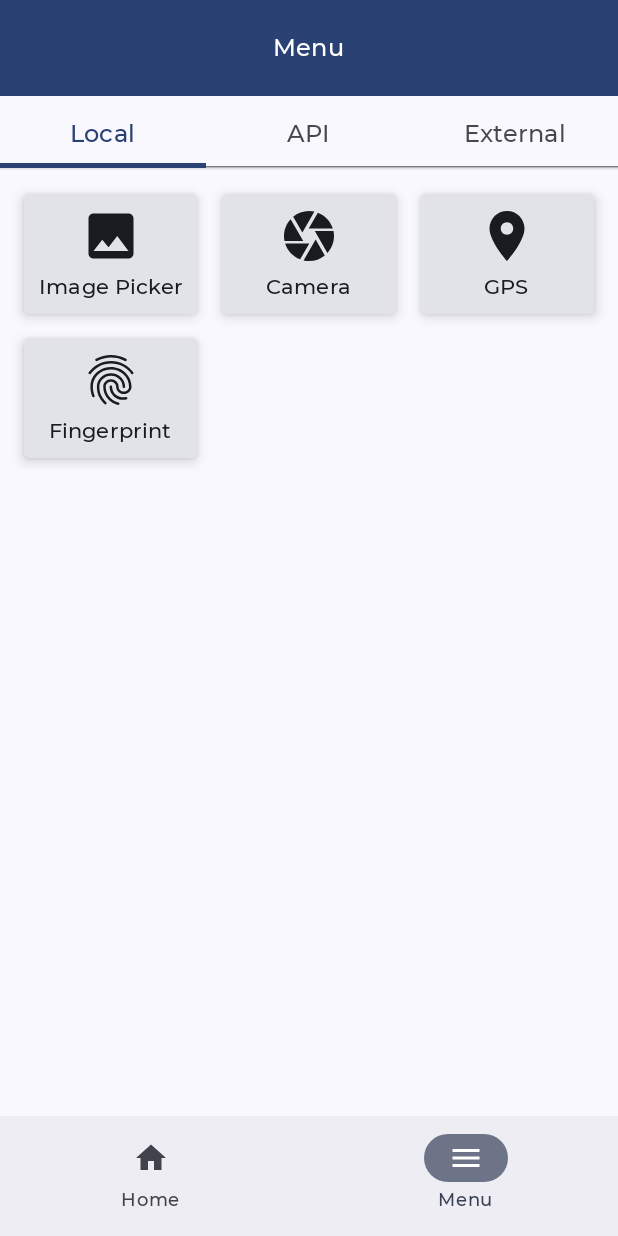
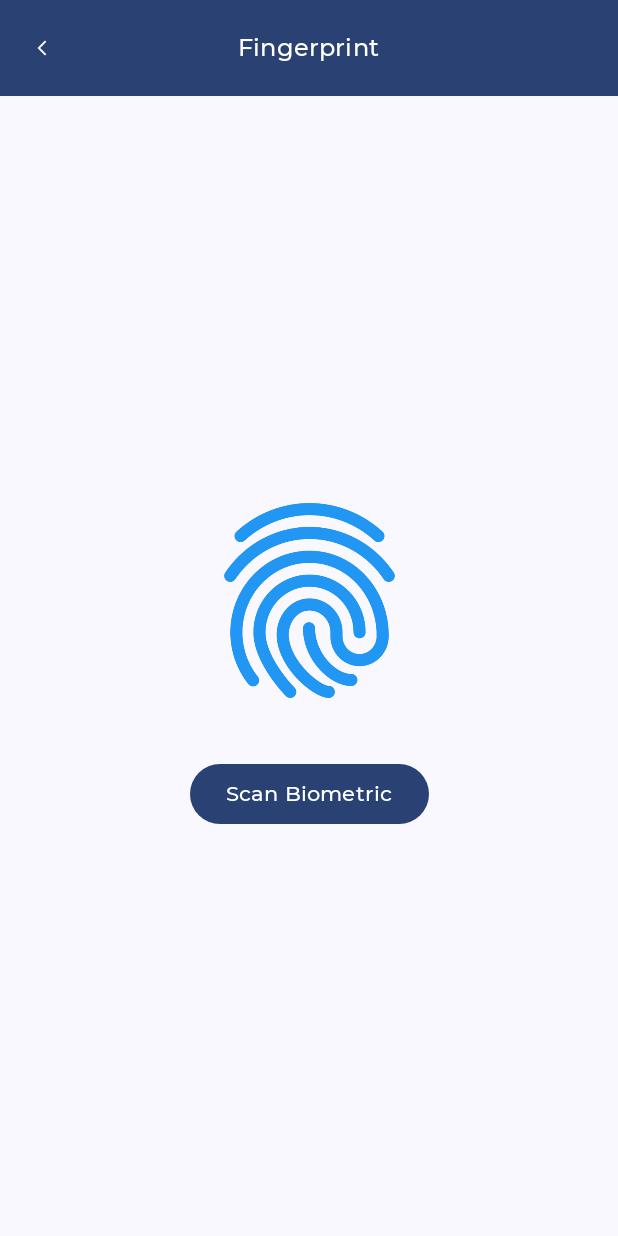
Before and after one commit to hafizzafarahmad/Feature-Kit-Kotlin, an Android app built with Jetpack Compose: the MenuRoute screen opened through its navigation route, after a tap on "Fingerprint", on a phone screen of 412 x 824 dp. Run offline under Robolectric (Android 15) with nearby library versions, the phone set to English and light mode, and no system bars; our stand-ins replace window size class.

Commit message:
Biometric (Fingerprint)

```diff
--- a/app/build.gradle.kts
+++ b/app/build.gradle.kts
@@ -10,7 +10,7 @@ android {
 
     defaultConfig {
         applicationId = "com.lunardev.kotlinallfeature"
-        minSdk = 24
+        minSdk = 28
         targetSdk = 34
         versionCode = 1
         versionName = "1.0"
@@ -137,6 +137,7 @@ dependencies {
     implementation(libs.androidx.window)
 
     implementation(libs.google.android.material)
+    implementation(libs.androidx.biometric)
 }
 
 tasks.withType<Test>().configureEach {
--- a/app/src/main/java/com/lunardev/kotlinallfeature/AppNavBuilder.kt
+++ b/app/src/main/java/com/lunardev/kotlinallfeature/AppNavBuilder.kt
@@ -15,6 +15,7 @@ import androidx.navigation.compose.composable
 import androidx.navigation.compose.rememberNavController
 import androidx.navigation.navDeepLink
 import com.lunardev.kotlinallfeature.feature.camera.ui.CameraScreen
+import com.lunardev.kotlinallfeature.feature.fingerprint.ui.FingerPrintScreen
 import com.lunardev.kotlinallfeature.feature.gps.ui.GPSScreen
 import com.lunardev.kotlinallfeature.feature.image_picker.ui.ImagePickerScreen
 import com.lunardev.kotlinallfeature.feature.menu.ui.MenuDestinations
@@ -86,5 +87,10 @@ fun AppNavBuilder(
         ) {
             GPSScreen(navigateBack = { navController.navigateUp() }, isExpandedScreen = isExpandedScreen)
         }
+        composable(
+            route = MenuDestinations.Fingerprint.route
+        ) {
+            FingerPrintScreen(navigateBack = { navController.navigateUp() }, isExpandedScreen = isExpandedScreen)
+        }
     }
 }
--- a/app/src/main/java/com/lunardev/kotlinallfeature/MainActivity.kt
+++ b/app/src/main/java/com/lunardev/kotlinallfeature/MainActivity.kt
@@ -1,19 +1,13 @@
 package com.lunardev.kotlinallfeature
 
 import android.os.Bundle
-import androidx.activity.ComponentActivity
 import androidx.activity.compose.setContent
 import androidx.activity.enableEdgeToEdge
-import androidx.compose.foundation.layout.Box
-import androidx.compose.foundation.layout.Row
-import androidx.compose.foundation.layout.fillMaxSize
-import androidx.compose.material3.Text
 import androidx.compose.material3.windowsizeclass.ExperimentalMaterial3WindowSizeClassApi
 import androidx.compose.material3.windowsizeclass.calculateWindowSizeClass
-import androidx.compose.ui.Alignment
-import androidx.compose.ui.Modifier
+import androidx.fragment.app.FragmentActivity
 
-class MainActivity : ComponentActivity() {
+class MainActivity : FragmentActivity() {
     @OptIn(ExperimentalMaterial3WindowSizeClassApi::class)
     override fun onCreate(savedInstanceState: Bundle?) {
         enableEdgeToEdge()
--- /dev/null
+++ b/app/src/main/java/com/lunardev/kotlinallfeature/feature/fingerprint/ui/FingerprintScreen.kt
@@ -0,0 +1,100 @@
+package com.lunardev.kotlinallfeature.feature.fingerprint.ui
+
+import android.annotation.SuppressLint
+import android.widget.Toast
+import androidx.compose.foundation.Image
+import androidx.compose.foundation.layout.Arrangement
+import androidx.compose.foundation.layout.Column
+import androidx.compose.foundation.layout.fillMaxSize
+import androidx.compose.foundation.layout.padding
+import androidx.compose.foundation.layout.size
+import androidx.compose.material3.Button
+import androidx.compose.material3.ExperimentalMaterial3Api
+import androidx.compose.material3.Scaffold
+import androidx.compose.material3.Text
+import androidx.compose.runtime.Composable
+import androidx.compose.runtime.LaunchedEffect
+import androidx.compose.ui.Alignment
+import androidx.compose.ui.Modifier
+import androidx.compose.ui.platform.LocalContext
+import androidx.compose.ui.res.painterResource
+import androidx.compose.ui.res.stringResource
+import androidx.compose.ui.text.style.TextAlign
+import androidx.compose.ui.tooling.preview.Preview
+import androidx.compose.ui.unit.dp
+import androidx.lifecycle.viewmodel.compose.viewModel
+import com.lunardev.kotlinallfeature.R
+import com.lunardev.kotlinallfeature.core.component.appBar
+import com.lunardev.kotlinallfeature.core.component.authenticateWithBiometric
+import com.lunardev.kotlinallfeature.feature.gps.ui.FingerprintViewModel
+
+@SuppressLint("UnusedMaterial3ScaffoldPaddingParameter")
+@OptIn(ExperimentalMaterial3Api::class)
+@Composable
+fun FingerPrintScreen(
+    navigateBack: () -> Unit,
+    isExpandedScreen: Boolean,
+){
+    Scaffold(
+        topBar = {
+            appBar(navigateBack = navigateBack, title = stringResource(id = R.string.menu_content_fingerprint))
+        }, content = { innerPadding ->
+            val context = LocalContext.current
+
+            val fingerprintViewModel: FingerprintViewModel = viewModel(
+                factory = FingerprintViewModel.provideFactory(context = context)
+            )
+
+            LaunchedEffect(Unit) {
+
+            }
+
+            Column(
+                modifier = Modifier
+                    .fillMaxSize()
+                    .padding(innerPadding)
+                ,
+                verticalArrangement = Arrangement.Center,
+                horizontalAlignment = Alignment.CenterHorizontally) {
+
+                Image(
+                    painter = painterResource(id = R.drawable.fingerprint_2313448),
+                    contentDescription = stringResource(id = R.string.no_image),
+                    modifier = Modifier
+                        .size(150.dp)
+                        .padding(bottom = 20.dp)
+                )
+
+                if (fingerprintViewModel.canAuthenticateWithBiometrics) {
+                    //TODO perform biometric authentication
+                } else {
+                    Text(
+                        text = "Biometric authentication is not available on this device.",
+                        textAlign = TextAlign.Center
+                    )
+                }
+
+                Button(
+                    modifier = Modifier.padding(top = 20.dp),
+                    onClick = {
+                        authenticateWithBiometric(context){
+                            Toast.makeText(context, it, Toast.LENGTH_SHORT).show()
+                        }
+                    }) {
+                    Text(stringResource(id = R.string.scan_biometric))
+                }
+            }
+
+        })
+}
+
+@Preview
+@Composable
+fun FingerPrintScreenReview() {
+    FingerPrintScreen(
+        navigateBack = {
+
+        },
+        isExpandedScreen = false,
+    )
+}
--- /dev/null
+++ b/app/src/main/java/com/lunardev/kotlinallfeature/feature/fingerprint/ui/FingerprintViewModel.kt
@@ -0,0 +1,32 @@
+package com.lunardev.kotlinallfeature.feature.gps.ui
+
+import android.content.Context
+import android.util.Log
+import androidx.biometric.BiometricManager
+import androidx.lifecycle.ViewModel
+import androidx.lifecycle.ViewModelProvider
+
+class FingerprintViewModel(
+   context: Context,
+) :ViewModel() {
+
+    private val biometricManager = BiometricManager.from(context)
+    val canAuthenticateWithBiometrics = when (biometricManager.canAuthenticate(BiometricManager.Authenticators.BIOMETRIC_STRONG)) {
+        BiometricManager.BIOMETRIC_SUCCESS -> true
+        else -> {
+            Log.e("TAG", "Device does not support strong biometric authentication")
+            false
+        }
+    }
+
+    companion object {
+        fun provideFactory(
+            context: Context
+        ): ViewModelProvider.Factory = object : ViewModelProvider.Factory {
+            @Suppress("UNCHECKED_CAST")
+            override fun <T : ViewModel> create(modelClass: Class<T>): T {
+                return FingerprintViewModel(context = context) as T
+            }
+        }
+    }
+}
--- a/app/src/main/java/com/lunardev/kotlinallfeature/feature/menu/ui/MenuEnum.kt
+++ b/app/src/main/java/com/lunardev/kotlinallfeature/feature/menu/ui/MenuEnum.kt
@@ -27,4 +27,5 @@ sealed class MenuDestinations(val route: String) {
     data object Camera : MenuDestinations(route = "menu/camera")
     data object ImagePicker : MenuDestinations(route = "menu/image-picker")
     data object GPS : MenuDestinations(route = "menu/gps")
+    data object Fingerprint : MenuDestinations(route = "menu/fingerprint")
 }
--- a/app/src/main/java/com/lunardev/kotlinallfeature/feature/menu/ui/MenuScreen.kt
+++ b/app/src/main/java/com/lunardev/kotlinallfeature/feature/menu/ui/MenuScreen.kt
@@ -208,6 +208,7 @@ fun rememberTabContent(
                                 Menus.ImagePicker.title -> navController.navigate(MenuDestinations.ImagePicker.route)
                                 Menus.Camera.title -> navController.navigate(MenuDestinations.Camera.route)
                                 Menus.GPS.title -> navController.navigate(MenuDestinations.GPS.route)
+                                Menus.Fingerprint.title -> navController.navigate(MenuDestinations.Fingerprint.route)
                             }
                         }
                     )
--- a/app/src/main/res/values/strings.xml
+++ b/app/src/main/res/values/strings.xml
@@ -8,6 +8,7 @@
     <string name="permission_granted">Permission Granted</string>
     <string name="permission_denied">Permission Denied</string>
     <string name="refresh">Refresh</string>
+    <string name="scan_biometric">Scan Biometric</string>
 
     <!--  Home Screen  -->
     <string name="home_title">Home</string>cd_search
--- a/gradle/libs.versions.toml
+++ b/gradle/libs.versions.toml
@@ -1,5 +1,6 @@
 [versions]
 agp = "8.2.2"
+biometric = "1.2.0-alpha05"
 kotlin = "1.9.20"
 core-ktx = "1.12.0"
 junit = "4.13.2"
@@ -47,7 +48,7 @@ material3 = "1.2.0-rc01"
 navigation-compose = "2.7.6"
 # @keep
 minSdk = "21"
-okhttp = "4.11.0"
+okhttp = "4.12.0"
 robolectric = "4.10.3"
 rome = "1.18.0"
 room = "2.6.1"
@@ -58,6 +59,7 @@ version-catalog-update = "0.8.4"
 playServicesLocation = "21.1.0"
 
 [libraries]
+androidx-biometric = { module = "androidx.biometric:biometric", version.ref = "biometric" }
 core-ktx = { group = "androidx.core", name = "core-ktx", version.ref = "core-ktx" }
 junit = { group = "junit", name = "junit", version.ref = "junit" }
 androidx-test-ext-junit = { group = "androidx.test.ext", name = "junit", version.ref = "androidx-test-ext-junit" }
```
Also changed, not shown: app/src/main/java/com/lunardev/kotlinallfeature/core/component/AuthenticateBiometric.kt (added, +45 -0 lines), app/src/main/java/com/lunardev/kotlinallfeature/feature/gps/ui/GPSScreen.kt (+0 -22 lines), app/src/main/java/com/lunardev/kotlinallfeature/feature/gps/ui/GPSViewModel.kt (+23 -0 lines), app/src/main/res/drawable/fingerprint_2313448.png (added).
